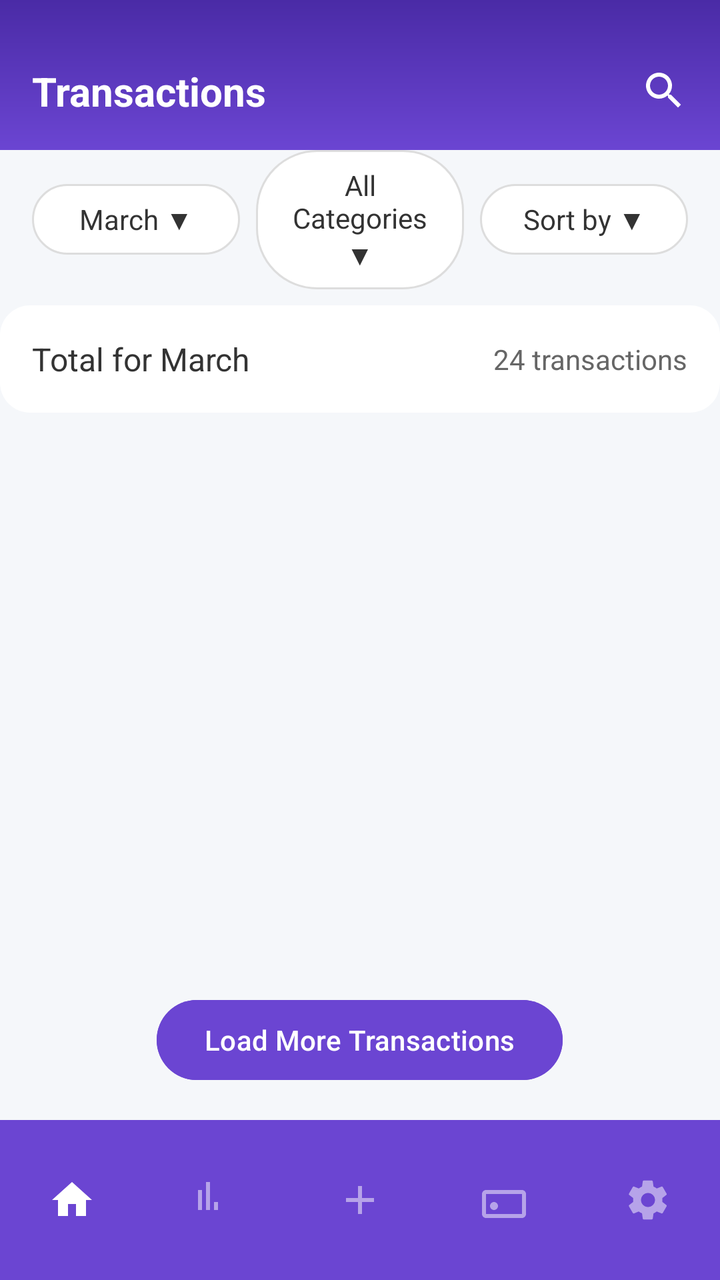
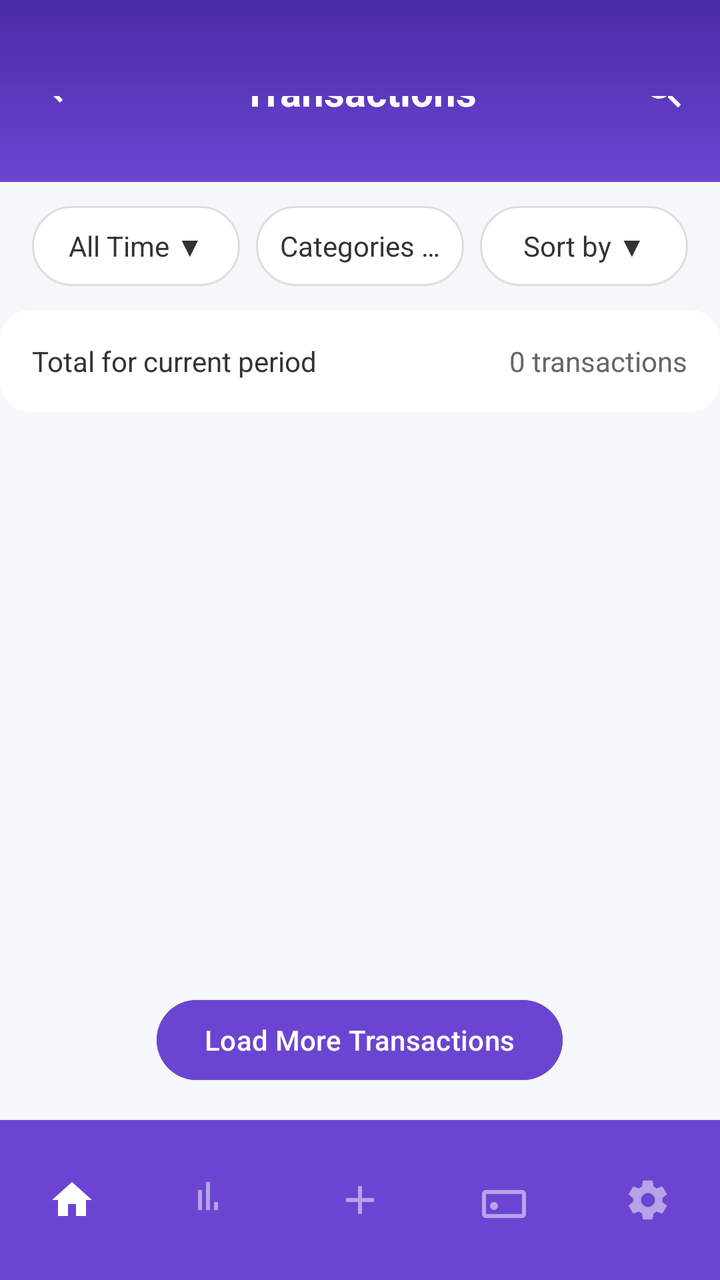

Two renders of the same Android screen: before a commit and after it. Below are the layout's source before the change and the commit's diff.
<!-- AndroidManifest.xml: application theme Theme.TightBudget -->
<!-- res/layout/activity_transactions.xml -->
<?xml version="1.0" encoding="utf-8"?>
<RelativeLayout xmlns:android="http://schemas.android.com/apk/res/android"
    xmlns:app="http://schemas.android.com/apk/res-auto"
    android:layout_width="match_parent"
    android:layout_height="match_parent"
    android:background="@color/background_gray">

    
    <LinearLayout
        android:id="@+id/header"
        android:layout_width="match_parent"
        android:layout_height="wrap_content"
        android:orientation="horizontal"
        android:paddingStart="16dp"
        android:paddingEnd="16dp"
        android:paddingTop="32dp"
        android:paddingBottom="16dp"
        android:gravity="center_vertical"
        android:background="@drawable/gradient_background">

        <TextView
            android:layout_width="0dp"
            android:layout_height="wrap_content"
            android:layout_weight="1"
            android:text="Transactions"
            android:textSize="20sp"
            android:textColor="@color/white"
            android:textStyle="bold" />

        <ImageView
            android:id="@+id/searchIcon"
            android:layout_width="24dp"
            android:layout_height="24dp"
            android:src="@drawable/ic_search"
            app:tint="@color/white" />
    </LinearLayout>

    
    <LinearLayout
        android:id="@+id/filterRow"
        android:layout_below="@id/header"
        android:layout_width="match_parent"
        android:layout_height="wrap_content"
        android:orientation="horizontal"
        android:gravity="center"
        android:paddingStart="16dp"
        android:paddingEnd="16dp"
        android:paddingBottom="8dp">

        <TextView
            android:id="@+id/periodFilter"
            android:layout_width="0dp"
            android:layout_height="wrap_content"
            android:layout_weight="1"
            android:background="@drawable/filter_button_background"
            android:paddingHorizontal="16dp"
            android:paddingVertical="8dp"
            android:text="March ▼"
            android:textSize="14sp"
            android:textColor="@color/text_dark"
            android:gravity="center" />

        <TextView
            android:id="@+id/categoryFilter"
            android:layout_width="0dp"
            android:layout_height="wrap_content"
            android:layout_weight="1"
            android:layout_marginStart="8dp"
            android:background="@drawable/filter_button_background"
            android:paddingHorizontal="16dp"
            android:paddingVertical="8dp"
            android:text="All Categories ▼"
            android:textSize="14sp"
            android:textColor="@color/text_dark"
            android:gravity="center" />

        <TextView
            android:id="@+id/sortFilter"
            android:layout_width="0dp"
            android:layout_height="wrap_content"
            android:layout_weight="1"
            android:layout_marginStart="8dp"
            android:background="@drawable/filter_button_background"
            android:paddingHorizontal="16dp"
            android:paddingVertical="8dp"
            android:text="Sort by ▼"
            android:textSize="14sp"
            android:textColor="@color/text_dark"
            android:gravity="center" />
    </LinearLayout>

    
    <LinearLayout
        android:id="@+id/summaryCard"
        android:layout_below="@id/filterRow"
        android:layout_width="match_parent"
        android:layout_height="wrap_content"
        android:orientation="horizontal"
        android:padding="16dp"
        android:gravity="center_vertical"
        android:background="@drawable/card_background">

        <TextView
            android:id="@+id/monthSummary"
            android:layout_width="0dp"
            android:layout_height="wrap_content"
            android:layout_weight="1"
            android:text="Total for March"
            android:textSize="16sp"
            android:textColor="@color/text_dark" />

        <TextView
            android:id="@+id/transactionsCount"
            android:layout_width="wrap_content"
            android:layout_height="wrap_content"
            android:text="24 transactions"
            android:textSize="14sp"
            android:textColor="@color/text_light" />
    </LinearLayout>

    
    <androidx.recyclerview.widget.RecyclerView
        android:id="@+id/transactionsRecyclerView"
        android:layout_below="@id/summaryCard"
        android:layout_width="match_parent"
        android:layout_height="0dp"
        android:layout_above="@id/loadMoreButton"
        android:paddingHorizontal="8dp"
        android:layout_marginBottom="8dp"
        android:clipToPadding="false" />

    
    <Button
        android:id="@+id/loadMoreButton"
        android:layout_width="wrap_content"
        android:layout_height="wrap_content"
        android:layout_centerHorizontal="true"
        android:layout_above="@id/bottomNavBar"
        android:layout_margin="16dp"
        android:text="Load More Transactions"
        android:backgroundTint="@color/primary_purple_light"
        android:textColor="@color/white"
        android:textSize="14sp" />

    
    <com.google.android.material.bottomnavigation.BottomNavigationView
        android:id="@+id/bottomNavBar"
        android:layout_width="match_parent"
        android:layout_height="wrap_content"
        android:layout_alignParentBottom="true"
        android:background="@color/primary_purple_light"
        android:fitsSystemWindows="false"
        app:labelVisibilityMode="unlabeled"
        app:itemIconTint="@color/bottom_nav_item_colour"
        app:itemTextColor="@color/bottom_nav_item_colour"
        app:menu="@menu/bottom_navigation_menu" />
</RelativeLayout>
<!-- resources referenced by this layout -->
<resources>
  <color name="background_gray">#F5F7FA</color>
  <color name="primary_purple_light">#6B45D2</color>
  <color name="text_dark">#333333</color>
  <color name="text_light">#666666</color>
  <color name="white">#FFFFFFFF</color>
  <!-- drawable card_background (drawable) -->
  <?xml version="1.0" encoding="utf-8"?>
  <shape xmlns:android="http://schemas.android.com/apk/res/android">
      <solid android:color="@color/white" />
      <corners android:radius="15dp" />
  </shape>
  <!-- drawable filter_button_background (drawable) -->
  <?xml version="1.0" encoding="utf-8"?>
  <shape xmlns:android="http://schemas.android.com/apk/res/android">
      <solid android:color="@color/white" />
      <corners android:radius="30dp" />
      <stroke android:width="1dp" android:color="@color/border_color" />
  </shape>
  <!-- drawable gradient_background (drawable) -->
  <?xml version="1.0" encoding="utf-8"?>
  <shape xmlns:android="http://schemas.android.com/apk/res/android">
      <gradient
          android:startColor="@color/primary_purple_dark"
          android:endColor="@color/primary_purple_light"
          android:angle="270" />
  </shape>
  <!-- drawable ic_search (drawable) -->
  <?xml version="1.0" encoding="utf-8"?>
  <vector xmlns:android="http://schemas.android.com/apk/res/android"
      android:width="24dp"
      android:height="24dp"
      android:viewportWidth="24.0"
      android:viewportHeight="24.0">
      <path
          android:fillColor="@color/text_dark"
          android:pathData="M15.5,14h-0.79l-0.28,-0.27
              c0.98,-1.14 1.57,-2.61 1.57,-4.23
              0,-3.59 -2.91,-6.5 -6.5,-6.5
              -3.59,0 -6.5,2.91 -6.5,6.5
              0,3.59 2.91,6.5 6.5,6.5
              1.61,0 3.09,-0.59 4.23,-1.57
              l0.27,0.28v0.79l5,4.99
              L20.49,19l-4.99,-5zm-6,0
              c-2.48,0 -4.5,-2.02 -4.5,-4.5
              0,-2.48 2.02,-4.5 4.5,-4.5
              2.48,0 4.5,2.02 4.5,4.5
              0,2.48 -2.02,4.5 -4.5,4.5z" />
  </vector>
  <style name="Theme.TightBudget" parent="Base.Theme.TightBudget" />
  <color name="border_color">#DDDDDD</color>
  <color name="primary_purple_dark">#4A2BA6</color>
  <style name="Base.Theme.TightBudget" parent="Theme.Material3.DayNight.NoActionBar">
          <item name="android:windowTranslucentNavigation">false</item>
          <item name="android:navigationBarColor">@color/primary_purple_light</item>
          <item name="android:statusBarColor">@android:color/transparent</item>
          <item name="android:windowDrawsSystemBarBackgrounds">true</item>
      </style>
</resources>

<!-- the commit's change to res/layout/activity_transactions.xml (unified diff, before → after) -->
@@ -6,22 +6,30 @@
     android:background="@color/background_gray">
 
     
-    <LinearLayout
+    <RelativeLayout
         android:id="@+id/header"
         android:layout_width="match_parent"
         android:layout_height="wrap_content"
-        android:orientation="horizontal"
         android:paddingStart="16dp"
         android:paddingEnd="16dp"
-        android:paddingTop="32dp"
+        android:paddingTop="48dp"
         android:paddingBottom="16dp"
-        android:gravity="center_vertical"
         android:background="@drawable/gradient_background">
 
+        <ImageView
+            android:id="@+id/backButton"
+            android:layout_width="24dp"
+            android:layout_height="24dp"
+            android:layout_alignParentStart="true"
+            android:layout_centerVertical="true"
+            android:src="@drawable/ic_back"
+            app:tint="@color/white" />
+
         <TextView
-            android:layout_width="0dp"
+            android:id="@+id/headerTitle"
+            android:layout_width="wrap_content"
             android:layout_height="wrap_content"
-            android:layout_weight="1"
+            android:layout_centerInParent="true"
             android:text="Transactions"
             android:textSize="20sp"
             android:textColor="@color/white"
@@ -31,9 +39,11 @@
             android:id="@+id/searchIcon"
             android:layout_width="24dp"
             android:layout_height="24dp"
+            android:layout_alignParentEnd="true"
+            android:layout_centerVertical="true"
             android:src="@drawable/ic_search"
             app:tint="@color/white" />
-    </LinearLayout>
+    </RelativeLayout>
 
     
     <LinearLayout
@@ -45,48 +55,52 @@
         android:gravity="center"
         android:paddingStart="16dp"
         android:paddingEnd="16dp"
-        android:paddingBottom="8dp">
+        android:paddingTop="12dp"
+        android:paddingBottom="12dp">
 
         <TextView
             android:id="@+id/periodFilter"
             android:layout_width="0dp"
-            android:layout_height="wrap_content"
+            android:layout_height="40dp"
             android:layout_weight="1"
-            android:background="@drawable/filter_button_background"
-            android:paddingHorizontal="16dp"
-            android:paddingVertical="8dp"
-            android:text="March ▼"
+            android:background="@drawable/rounded_button_background"
+            android:paddingHorizontal="10dp"
+            android:text="All Time ▼"
             android:textSize="14sp"
             android:textColor="@color/text_dark"
-            android:gravity="center" />
+            android:gravity="center"
+            android:ellipsize="end"
+            android:maxLines="1" />
 
         <TextView
             android:id="@+id/categoryFilter"
             android:layout_width="0dp"
-            android:layout_height="wrap_content"
+            android:layout_height="40dp"
             android:layout_weight="1"
             android:layout_marginStart="8dp"
-            android:background="@drawable/filter_button_background"
-            android:paddingHorizontal="16dp"
-            android:paddingVertical="8dp"
-            android:text="All Categories ▼"
+            android:background="@drawable/rounded_button_background"
+            android:paddingHorizontal="10dp"
+            android:text="Categories ▼"
             android:textSize="14sp"
             android:textColor="@color/text_dark"
-            android:gravity="center" />
+            android:gravity="center"
+            android:ellipsize="end"
+            android:maxLines="1" />
 
         <TextView
             android:id="@+id/sortFilter"
             android:layout_width="0dp"
-            android:layout_height="wrap_content"
+            android:layout_height="40dp"
             android:layout_weight="1"
             android:layout_marginStart="8dp"
-            android:background="@drawable/filter_button_background"
-            android:paddingHorizontal="16dp"
-            android:paddingVertical="8dp"
+            android:background="@drawable/rounded_button_background"
+            android:paddingHorizontal="10dp"
             android:text="Sort by ▼"
             android:textSize="14sp"
             android:textColor="@color/text_dark"
-            android:gravity="center" />
+            android:gravity="center"
+            android:ellipsize="end"
+            android:maxLines="1" />
     </LinearLayout>
 
     
@@ -105,15 +119,16 @@
             android:layout_width="0dp"
             android:layout_height="wrap_content"
             android:layout_weight="1"
-            android:text="Total for March"
-            android:textSize="16sp"
-            android:textColor="@color/text_dark" />
+            android:text="Total for current period"
+            android:textSize="14sp"
+            android:textColor="@color/text_dark"
+            android:lineSpacingExtra="4dp" />
 
         <TextView
             android:id="@+id/transactionsCount"
             android:layout_width="wrap_content"
             android:layout_height="wrap_content"
-            android:text="24 transactions"
+            android:text="0 transactions"
             android:textSize="14sp"
             android:textColor="@color/text_light" />
     </LinearLayout>
@@ -126,7 +141,7 @@
         android:layout_height="0dp"
         android:layout_above="@id/loadMoreButton"
         android:paddingHorizontal="8dp"
-        android:layout_marginBottom="8dp"
+        android:layout_marginVertical="8dp"
         android:clipToPadding="false" />
 
     
<!-- resource entries referenced after the edit -->
@@ -11,13 +11,6 @@
       <solid android:color="@color/white" />
       <corners android:radius="15dp" />
   </shape>
-  <!-- drawable filter_button_background (drawable) -->
-  <?xml version="1.0" encoding="utf-8"?>
-  <shape xmlns:android="http://schemas.android.com/apk/res/android">
-      <solid android:color="@color/white" />
-      <corners android:radius="30dp" />
-      <stroke android:width="1dp" android:color="@color/border_color" />
-  </shape>
   <!-- drawable gradient_background (drawable) -->
   <?xml version="1.0" encoding="utf-8"?>
   <shape xmlns:android="http://schemas.android.com/apk/res/android">
@@ -26,6 +19,18 @@
           android:endColor="@color/primary_purple_light"
           android:angle="270" />
   </shape>
+  <!-- drawable ic_back (drawable) -->
+  <?xml version="1.0" encoding="utf-8"?>
+  <vector xmlns:android="http://schemas.android.com/apk/res/android"
+      android:width="24dp"
+      android:height="24dp"
+      android:viewportWidth="24"
+      android:viewportHeight="24">
+  
+      <path
+          android:fillColor="#FFFFFF"
+          android:pathData="M15.41,7.41L14,6l-6,6 6,6 1.41,-1.41L10.83,12z" />
+  </vector>
   <!-- drawable ic_search (drawable) -->
   <?xml version="1.0" encoding="utf-8"?>
   <vector xmlns:android="http://schemas.android.com/apk/res/android"
@@ -48,6 +53,14 @@
               2.48,0 4.5,2.02 4.5,4.5
               0,2.48 -2.02,4.5 -4.5,4.5z" />
   </vector>
+  <!-- drawable rounded_button_background (drawable) -->
+  <?xml version="1.0" encoding="utf-8"?>
+  <shape xmlns:android="http://schemas.android.com/apk/res/android"
+      android:shape="rectangle">
+      <solid android:color="@color/white" />
+      <corners android:radius="20dp" />
+      <stroke android:width="1dp" android:color="@color/border_color" />
+  </shape>
   <style name="Theme.TightBudget" parent="Base.Theme.TightBudget" />
   <color name="border_color">#DDDDDD</color>
   <color name="primary_purple_dark">#4A2BA6</color>
